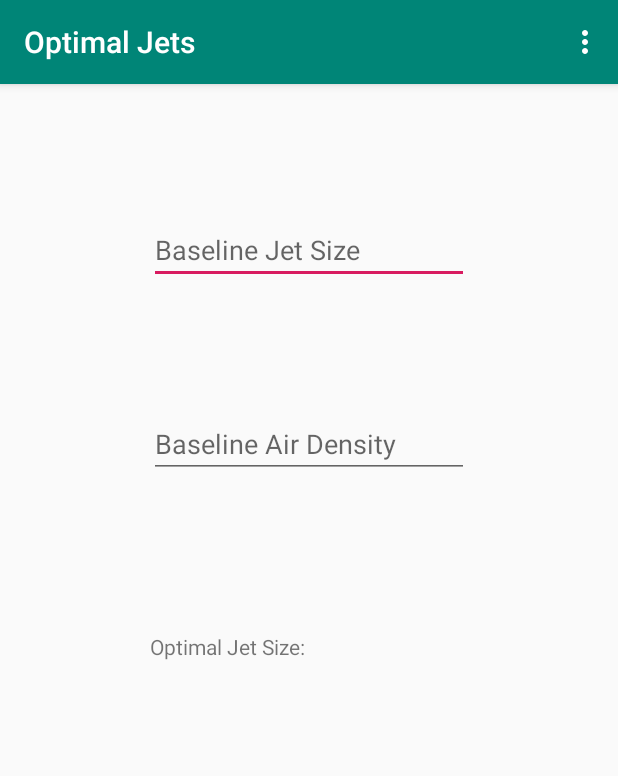
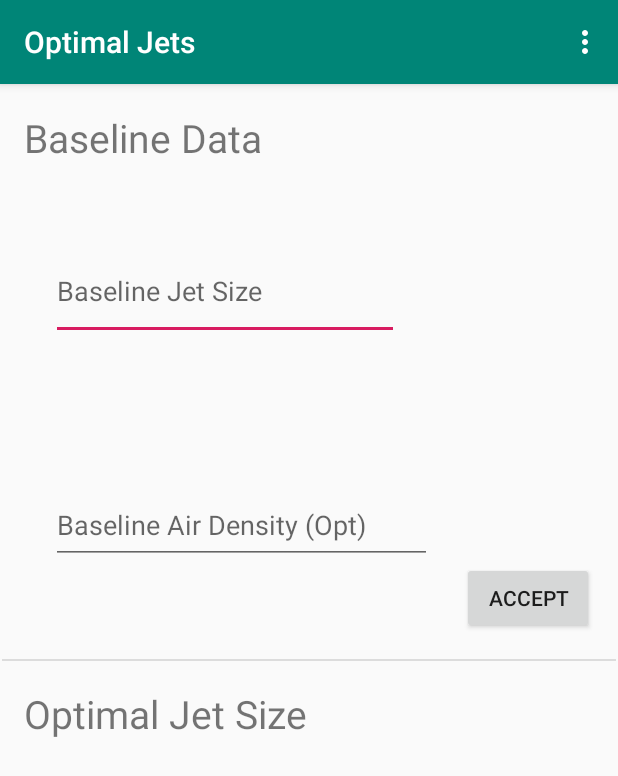
Before and after one commit to SweetsRepo/OptimalJets, an Android app: the screen it shows after launch (MainActivity), on a phone screen of 412 x 824 dp. Shown: the top 776 px of the screen. Run offline under Robolectric (Android 15) with nearby library versions, the phone set to English and light mode, and no system bars.

Commit message:
Completed beta version of app!

```diff
--- a/app/src/main/res/layout/content_main.xml
+++ b/app/src/main/res/layout/content_main.xml
@@ -8,53 +8,95 @@
     tools:context=".MainActivity"
     tools:showIn="@layout/activity_main">
 
-    <TextView
-        android:id="@+id/textView"
-        android:layout_width="wrap_content"
-        android:layout_height="wrap_content"
-        android:text="Optimal Jet Size: "
-        app:layout_constraintBottom_toBottomOf="parent"
-        app:layout_constraintEnd_toEndOf="parent"
-        app:layout_constraintHorizontal_bias="0.327"
-        app:layout_constraintStart_toStartOf="parent"
-        app:layout_constraintTop_toBottomOf="@+id/editText2"
-        app:layout_constraintVertical_bias="0.211" />
-
     <EditText
-        android:id="@+id/editText"
-        android:layout_width="wrap_content"
-        android:layout_height="wrap_content"
+        android:id="@+id/baselineJetSize"
+        android:layout_width="232dp"
+        android:layout_height="65dp"
+        android:ems="10"
         android:hint="Baseline Jet Size"
-        android:ems="10"
         android:inputType="number"
         app:layout_constraintBottom_toBottomOf="parent"
         app:layout_constraintEnd_toEndOf="parent"
+        app:layout_constraintHorizontal_bias="0.189"
         app:layout_constraintStart_toStartOf="parent"
         app:layout_constraintTop_toTopOf="parent"
-        app:layout_constraintVertical_bias="0.122" />
+        app:layout_constraintVertical_bias="0.15" />
 
     <EditText
-        android:id="@+id/editText2"
-        android:layout_width="wrap_content"
-        android:layout_height="wrap_content"
-        android:hint="Baseline Air Density"
+        android:id="@+id/baselineAirDensity"
+        android:layout_width="254dp"
+        android:layout_height="52dp"
+        android:layout_marginBottom="440dp"
         android:ems="10"
+        android:hint="Baseline Air Density (Opt)"
         android:inputType="number"
         app:layout_constraintBottom_toBottomOf="parent"
         app:layout_constraintEnd_toEndOf="parent"
+        app:layout_constraintHorizontal_bias="0.216"
         app:layout_constraintStart_toStartOf="parent"
-        app:layout_constraintTop_toBottomOf="@+id/editText"
-        app:layout_constraintVertical_bias="0.143" />
+        app:layout_constraintTop_toTopOf="parent"
+        app:layout_constraintVertical_bias="0.972" />
 
     <TextView
         android:id="@+id/jetSize"
         android:layout_width="wrap_content"
         android:layout_height="wrap_content"
         android:text=""
+        android:textSize="20sp"
         app:layout_constraintBottom_toBottomOf="parent"
         app:layout_constraintEnd_toEndOf="parent"
-        app:layout_constraintHorizontal_bias="0.304"
-        app:layout_constraintStart_toEndOf="@+id/textView"
+        app:layout_constraintHorizontal_bias="0.498"
+        app:layout_constraintStart_toStartOf="parent"
+        app:layout_constraintTop_toTopOf="@+id/divider"
+        app:layout_constraintVertical_bias="0.434" />
+
+    <View
+        android:id="@+id/divider"
+        android:layout_width="409dp"
+        android:layout_height="1dp"
+        android:background="?android:attr/listDivider"
+        app:layout_constraintBottom_toBottomOf="parent"
+        app:layout_constraintEnd_toEndOf="parent"
+        app:layout_constraintStart_toStartOf="parent"
         app:layout_constraintTop_toTopOf="parent" />
 
+    <TextView
+        android:id="@+id/textView2"
+        android:layout_width="223dp"
+        android:layout_height="54dp"
+        android:text="Baseline Data"
+        android:textSize="26sp"
+        app:layout_constraintBottom_toBottomOf="parent"
+        app:layout_constraintEnd_toEndOf="parent"
+        app:layout_constraintHorizontal_bias="0.085"
+        app:layout_constraintStart_toStartOf="parent"
+        app:layout_constraintTop_toTopOf="parent"
+        app:layout_constraintVertical_bias="0.025" />
+
+    <Button
+        android:id="@+id/button"
+        android:layout_width="wrap_content"
+        android:layout_height="wrap_content"
+        android:text="Accept"
+        android:onClick="acceptBaseline"
+        app:layout_constraintBottom_toBottomOf="parent"
+        app:layout_constraintEnd_toEndOf="parent"
+        app:layout_constraintHorizontal_bias="0.95"
+        app:layout_constraintStart_toStartOf="parent"
+        app:layout_constraintTop_toTopOf="parent"
+        app:layout_constraintVertical_bias="0.443" />
+
+    <TextView
+        android:id="@+id/textView3"
+        android:layout_width="224dp"
+        android:layout_height="61dp"
+        android:text="Optimal Jet Size"
+        android:textSize="26sp"
+        app:layout_constraintBottom_toBottomOf="parent"
+        app:layout_constraintEnd_toEndOf="parent"
+        app:layout_constraintHorizontal_bias="0.085"
+        app:layout_constraintStart_toStartOf="parent"
+        app:layout_constraintTop_toTopOf="@+id/divider"
+        app:layout_constraintVertical_bias="0.057" />
+
 </androidx.constraintlayout.widget.ConstraintLayout>
```
Also changed, not shown: app/src/main/java/com/example/optimaljets/MainActivity.java (+112 -10 lines).
